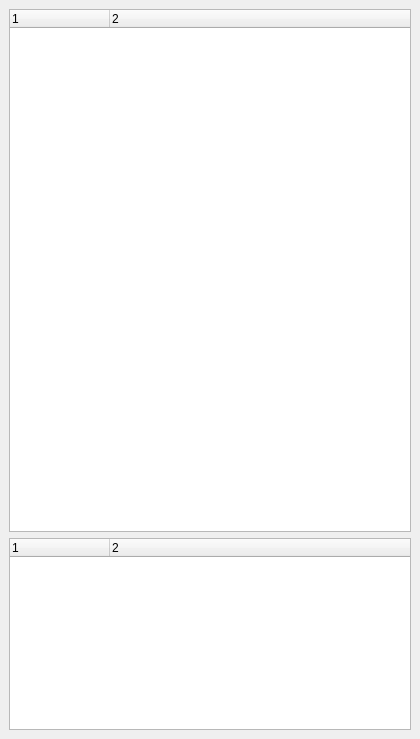
Before: the Qt Designer form Qt/Resources/UI/layerDialog.ui in wsterncity/myRepo, drawn with Qt 5.
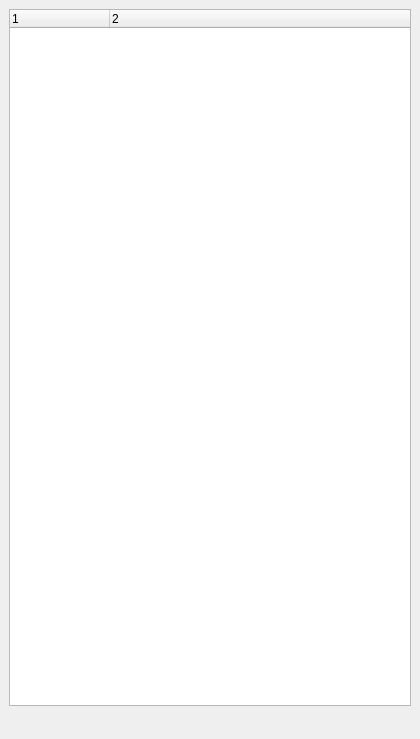
After: the same form once the commit is applied. Custom widgets are drawn as their Qt base class.

Diff of the .ui file:
```diff
--- a/Qt/Resources/UI/layerDialog.ui
+++ b/Qt/Resources/UI/layerDialog.ui
@@ -36,17 +36,8 @@
      </widget>
     </item>
     <item>
-     <widget class="igQtPropertyTreeWidget" name="propertyTreeWidget">
-      <column>
-       <property name="text">
-        <string>1</string>
-       </property>
-      </column>
-      <column>
-       <property name="text">
-        <string>2</string>
-       </property>
-      </column>
+     <widget class="QtTreePropertyBrowser" name="propertyTreeWidget" native="true">
+      <layout class="QFormLayout" name="propertyTreeWidget_2"/>
      </widget>
     </item>
    </layout>
@@ -59,9 +50,10 @@
    <header location="global">IQComponents/igQtmodelTreeWidget.h</header>
   </customwidget>
   <customwidget>
-   <class>igQtPropertyTreeWidget</class>
-   <extends>QTreeWidget</extends>
-   <header location="global">IQComponents/igqtpropertytreewidget.h</header>
+   <class>QtTreePropertyBrowser</class>
+   <extends>QWidget</extends>
+   <header location="global">Plugin/qtpropertybrowser/qttreepropertybrowser.h</header>
+   <container>1</container>
   </customwidget>
  </customwidgets>
  <resources/>
```
